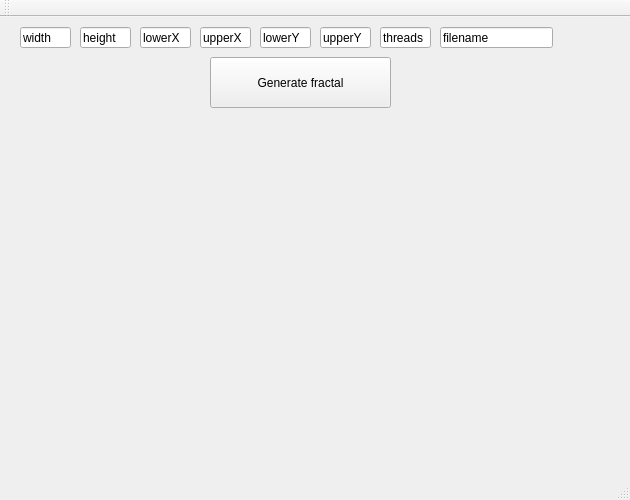
Qt form gui/fractalogy.ui (zdravkoandonov/fractalogy) before a commit.
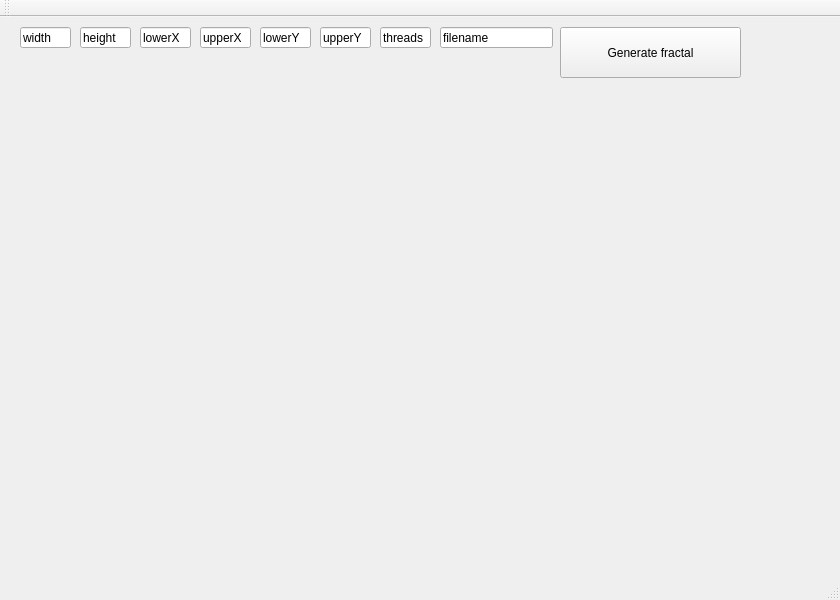
The same form after that commit.

Commit message: Make the window bigger

Patch:
```diff
--- a/gui/fractalogy.ui
+++ b/gui/fractalogy.ui
@@ -6,8 +6,8 @@
    <rect>
     <x>0</x>
     <y>0</y>
-    <width>630</width>
-    <height>500</height>
+    <width>840</width>
+    <height>600</height>
    </rect>
   </property>
   <property name="windowTitle">
@@ -121,8 +121,8 @@
    <widget class="QPushButton" name="generateButton">
     <property name="geometry">
      <rect>
-      <x>210</x>
-      <y>40</y>
+      <x>560</x>
+      <y>10</y>
       <width>181</width>
       <height>51</height>
      </rect>
@@ -153,12 +153,16 @@
     <property name="geometry">
      <rect>
       <x>10</x>
-      <y>90</y>
-      <width>611</width>
-      <height>351</height>
+      <y>60</y>
+      <width>821</width>
+      <height>481</height>
      </rect>
     </property>
-    <layout class="QVBoxLayout" name="imageGridContainer"/>
+    <layout class="QVBoxLayout" name="imageGridContainer">
+     <property name="sizeConstraint">
+      <enum>QLayout::SetDefaultConstraint</enum>
+     </property>
+    </layout>
    </widget>
   </widget>
   <widget class="QMenuBar" name="menuBar">
```
Left out of the diff: 2 changed lines with no effect on the pictures. The commit also changes 2 other files.
